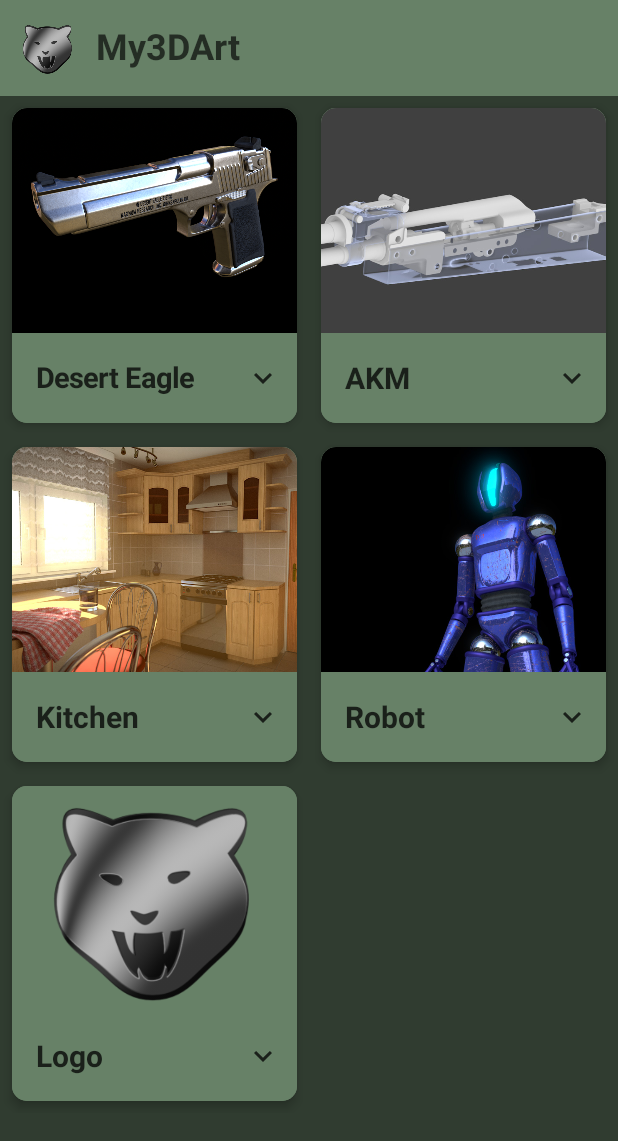
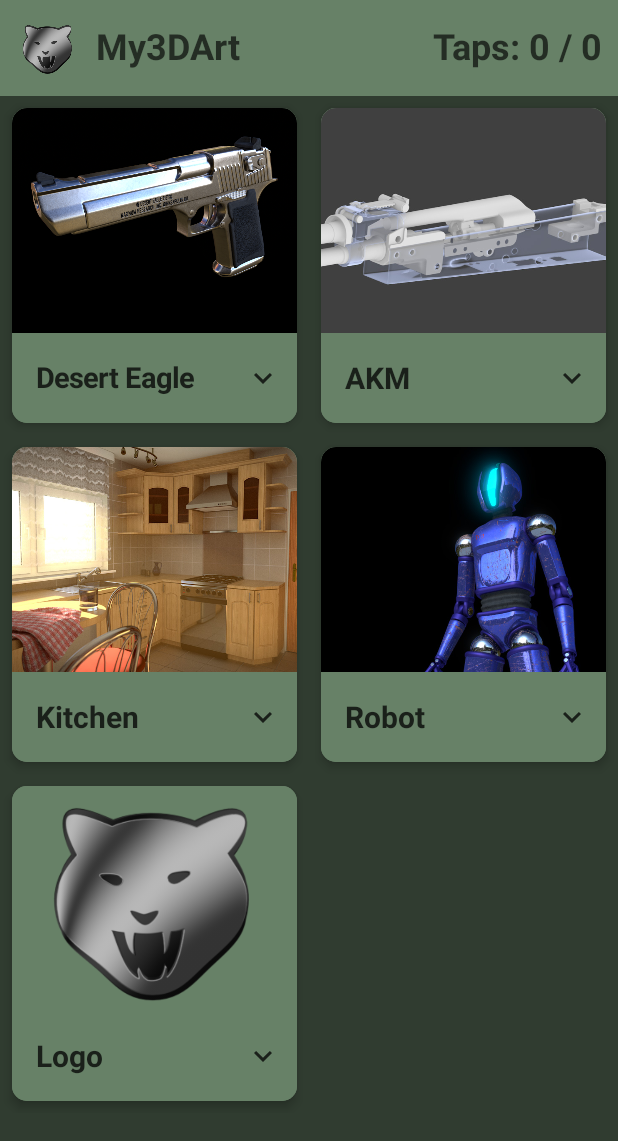
Before and after one commit to predatorkind/My3DArt, an Android app built with Jetpack Compose: the screen it shows after launch (MainActivity), on a phone screen of 412 x 824 dp. Shown: the top 1141 px of the screen. Run offline under Robolectric (Android 15) with nearby library versions, the phone set to English and light mode, and no system bars; our stand-ins replace window size class.

Commit message:
Added: tap counter for the TopBar

```diff
--- a/app/src/main/java/net/vertexgraphics/my3dart/MainActivity.kt
+++ b/app/src/main/java/net/vertexgraphics/my3dart/MainActivity.kt
@@ -4,6 +4,8 @@ package net.vertexgraphics.my3dart
 import android.content.ClipDescription
 import android.content.Context
 import android.os.Bundle
+import android.provider.Settings.Global.getString
+import android.util.Log
 import android.widget.Toast
 import androidx.activity.ComponentActivity
 import androidx.activity.compose.setContent
@@ -49,6 +51,7 @@ import net.vertexgraphics.my3dart.ui.theme.My3DArtTheme
 import androidx.compose.material3.windowsizeclass.WindowSizeClass
 import androidx.compose.material3.windowsizeclass.ExperimentalMaterial3WindowSizeClassApi
 import androidx.compose.material3.windowsizeclass.calculateWindowSizeClass
+import androidx.compose.runtime.saveable.rememberSaveable
 import androidx.compose.ui.layout.ContentScale
 import androidx.compose.ui.modifier.modifierLocalConsumer
 
@@ -58,8 +61,10 @@ import net.vertexgraphics.my3dart.data.Datasource
 
 import net.vertexgraphics.my3dart.model.ArtElement
 
+private const val TAG = "MainActivity"
 @ExperimentalMaterial3WindowSizeClassApi
 class MainActivity : ComponentActivity() {
+
     override fun onCreate(savedInstanceState: Bundle?) {
         super.onCreate(savedInstanceState)
         setContent {
@@ -70,11 +75,40 @@ class MainActivity : ComponentActivity() {
                 AppScreen()
             }
         }
+        Log.d(TAG, "onCreate Called")
     }
+
+    override fun onStart() {
+        super.onStart()
+        Log.d(TAG, "onStart Called")
+    }
+
+    override fun onStop() {
+        super.onStop()
+        Log.d(TAG, "onStop Called")
+    }
+
+    override fun onResume() {
+        super.onResume()
+        Log.d(TAG, "onResume Called")
+    }
+
+    override fun onPause() {
+        super.onPause()
+        Log.d(TAG, "onPause Called")
+    }
+
+    override fun onDestroy() {
+        super.onDestroy()
+        Log.d(TAG, "onDestroy Called")
+    }
+
 }
 
 @Composable
 fun AppScreen(){
+    var currentTaps by remember { mutableStateOf(0)}
+    var lifetimeTaps by rememberSaveable { mutableStateOf(0)}
     Scaffold(topBar = { TopBar()}) {
         ArtList(artElementList = Datasource().loadImageData(), modifier = Modifier.padding(it))
     }
@@ -82,6 +116,7 @@ fun AppScreen(){
 
 @Composable
 fun MainScreen(windowSizeClass: WindowSizeClass) {
+
     var currentImage by remember { mutableStateOf(1)}
 
     val image = when(currentImage) {
@@ -212,9 +247,18 @@ fun ImageFlipButton(@StringRes label: Int, value: Int, onClick: (Int)->Unit){
     }
 }
 
+@OptIn(ExperimentalMaterialApi::class)
 @Composable
 private fun TopBar(modifier: Modifier = Modifier){
-    Surface(modifier = modifier){
+    var currentTaps by remember { mutableStateOf(0)}
+    var lifetimeTaps by rememberSaveable { mutableStateOf(0)}
+
+    Surface(onClick = {
+        currentTaps += 1
+        lifetimeTaps += 1
+
+    },
+        modifier = modifier){
         Row(modifier = modifier
             .fillMaxWidth(),
             verticalAlignment = Alignment.CenterVertically
@@ -228,6 +272,14 @@ private fun TopBar(modifier: Modifier = Modifier){
                 text = stringResource(id = R.string.app_name),
                 style = MaterialTheme.typography.h1
             )
+            Spacer(modifier = Modifier
+                .weight(1f)
+                )
+            Text (
+                text = stringResource(R.string.tapCounter, currentTaps, lifetimeTaps),
+                style = MaterialTheme.typography.h1,
+                modifier = Modifier.padding(end = dimensionResource(id = R.dimen.padding_medium))
+                    )
         }
     }
 
@@ -251,9 +303,14 @@ fun ArtCard(artElement: ArtElement, modifier: Modifier = Modifier){
 
     }
     Card(modifier = modifier.padding(8.dp), elevation = 4.dp) {
-        Column (modifier = Modifier.animateContentSize(
-            animationSpec = spring(dampingRatio = Spring.DampingRatioNoBouncy,
-            stiffness = Spring.StiffnessMedium)).background(color = col)) {
+        Column (modifier = Modifier
+            .animateContentSize(
+                animationSpec = spring(
+                    dampingRatio = Spring.DampingRatioNoBouncy,
+                    stiffness = Spring.StiffnessMedium
+                )
+            )
+            .background(color = col)) {
             Image(painter = painterResource(id = artElement.imageResourceId),
                 contentDescription = stringResource(id = artElement.stringResourceId),
             modifier = Modifier
--- a/app/src/main/res/values/strings.xml
+++ b/app/src/main/res/values/strings.xml
@@ -14,4 +14,5 @@
     <string name="Kitchen_desc">3D model of a kitchen rendered with Cycles.</string>
     <string name="Robot_desc">3D model of a robot character from project Robot.\n</string>
     <string name="Logo_desc">Predatorkind Logo.\n</string>
+    <string name="tapCounter">Taps: %1$d / %2$d</string>
 </resources>
```
